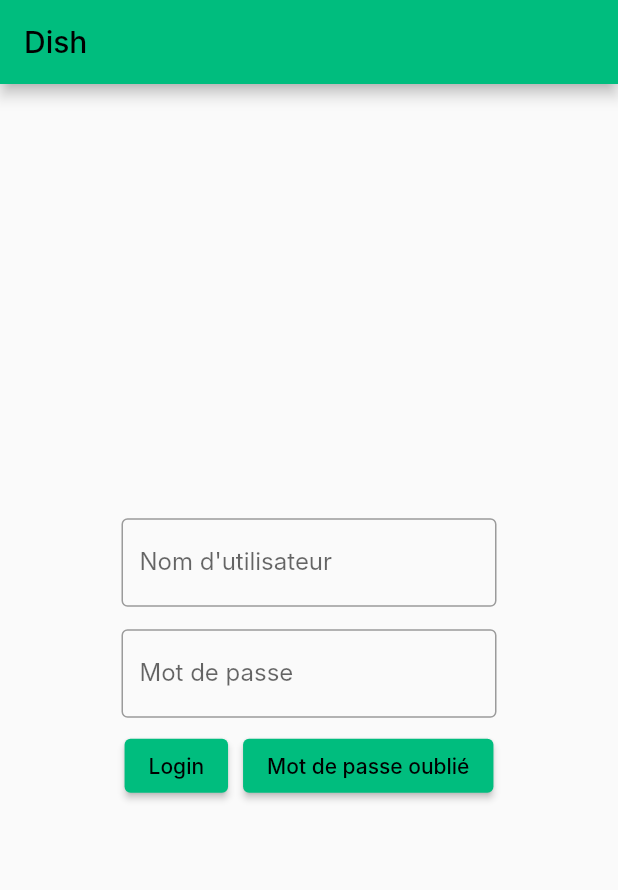
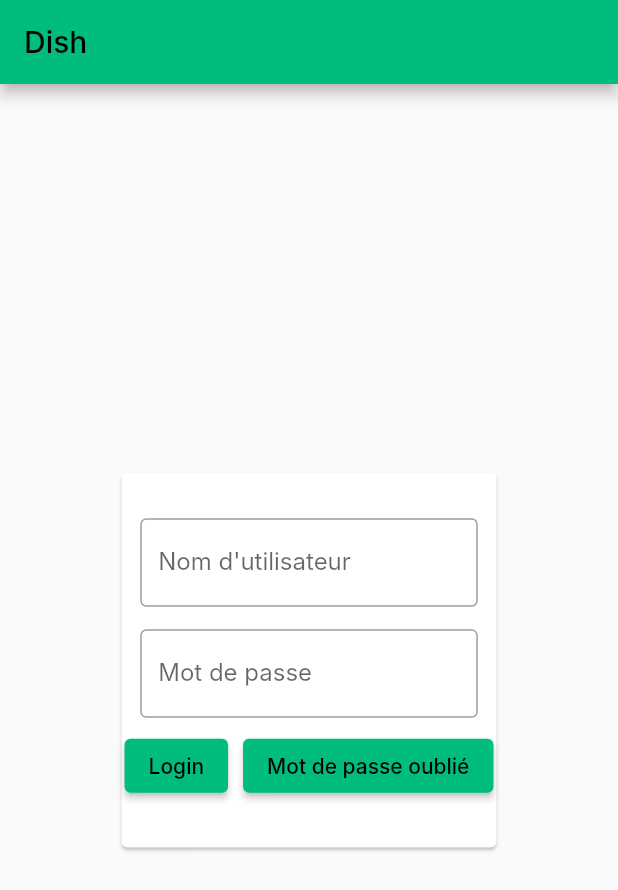
Before and after one commit to lediraison-a/projetISEN, a Flutter app: the screen it shows after launch, on a phone screen of 412 x 824 dp. Shown: the top 890 px of the screen. Run offline on Flutter 3.47's test engine with Material 2 defaults, Android fonts, the phone set to English and light mode, and no system bars; our stand-ins replace firebase_auth, firebase_core, fluttertoast, quickalert; missing offline and left inert: flutter_barcode_scanner; accounts and stored records are empty; Roboto replaces fonts that are missing (Inter).

Commit message:
Moved login page textfields in a Card

```diff
--- a/lib/main.dart
+++ b/lib/main.dart
@@ -234,14 +234,17 @@ class _MyHomePageState extends State<MyHomePage> {
         mainAxisAlignment: MainAxisAlignment.center,
         crossAxisAlignment: CrossAxisAlignment.center,
         children: <Widget>[
-          SizedBox(
+          Card(
+              child: SizedBox(
             height: 250,
             width: 250,
             child: Column(
               mainAxisAlignment: MainAxisAlignment.center,
               crossAxisAlignment: CrossAxisAlignment.center,
               children: <Widget>[
-                TextField(
+                SizedBox(
+                  width: 225,
+                  child: TextField(
                     controller: usernameTextController,
                     obscureText: false,
                     decoration: const InputDecoration(
@@ -249,15 +252,19 @@ class _MyHomePageState extends State<MyHomePage> {
                       labelText: 'Nom d\'utilisateur',
                     ),
                   ),
+                ),
                 const SizedBox(
                   height: 15.0,
                 ),
-                TextField(
+                SizedBox(
+                  width: 225,
+                  child: TextField(
                     controller: passwordTextController,
                     obscureText: true,
                     decoration: const InputDecoration(
                       border: OutlineInputBorder(),
                       labelText: 'Mot de passe',
+                    ),
                   ),
                 ),
                 const SizedBox(height: 8),
@@ -307,7 +314,7 @@ class _MyHomePageState extends State<MyHomePage> {
                 )
               ],
             ),
-          ),
+          )),
         ],
       )),
     );
```
Also changed, not shown: pubspec.lock. Lines whose indentation alone changed are shown as unchanged.
